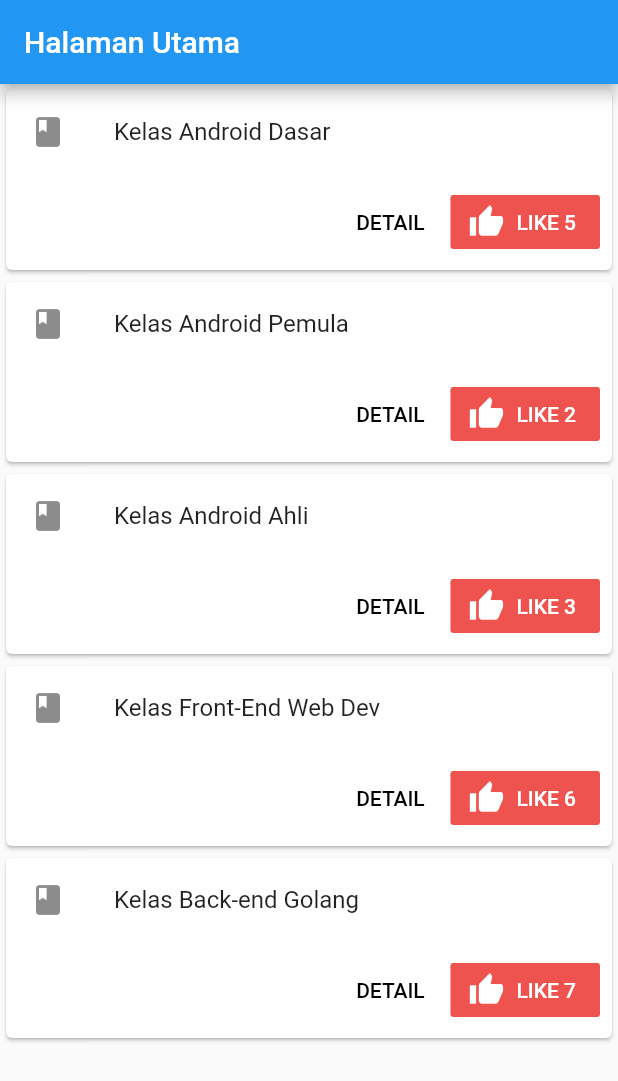
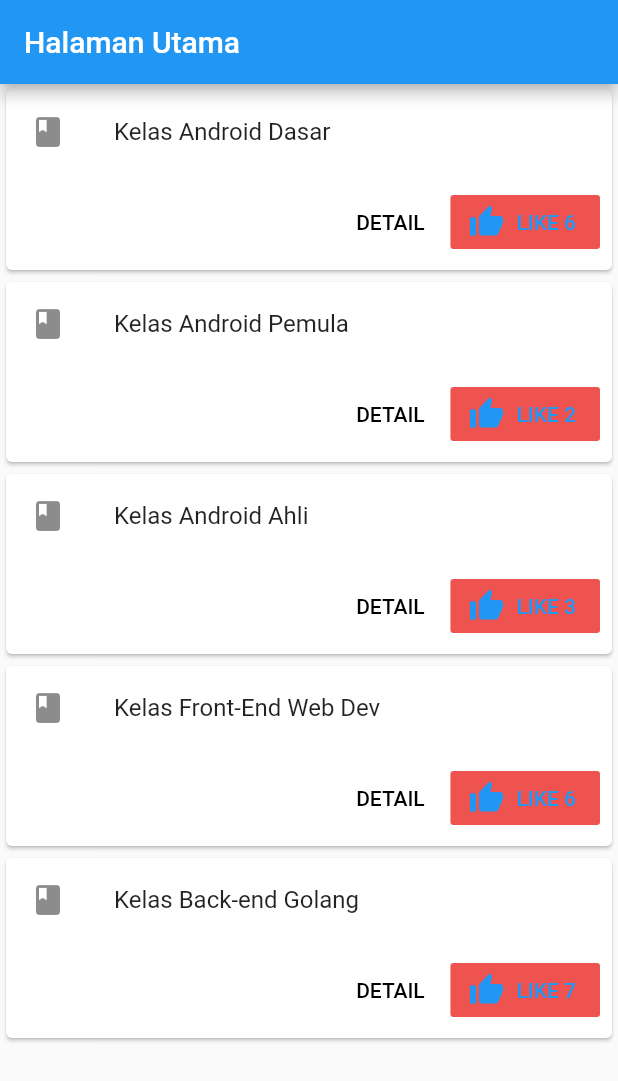
Before and after one commit to TangguhDP/Lihat-Kursus, a Flutter app: the screen it shows after launch, after a tap on an icon or button, on a phone screen of 412 x 824 dp. Shown: the top 1081 px of the screen. Run offline on Flutter 3.47's test engine with Material 2 defaults, Android fonts, the phone set to English and light mode, and no system bars.

Commit message:
Update main.dart
add fiture like and unlike

```diff
--- a/lib/main.dart
+++ b/lib/main.dart
@@ -29,7 +29,12 @@ class Courses {
   Courses(this.id, this.title, this.link, this.votes);
 }
 
-class MyHomePage extends StatelessWidget {
+class MyHomePage extends StatefulWidget {
+  @override
+  _MyHomePageState createState() => _MyHomePageState();
+}
+
+class _MyHomePageState extends State<MyHomePage> {
   List coursesList = [
     Courses(1, 'Kelas Android Dasar', 'www.youtube.com', 5),
     Courses(2, 'Kelas Android Pemula', 'www.youtube.com', 2),
@@ -37,7 +42,9 @@ class MyHomePage extends StatelessWidget {
     Courses(4, 'Kelas Front-End Web Dev', 'www.youtube.com', 6),
     Courses(5, 'Kelas Back-end Golang', 'www.youtube.com', 7),
   ];
-
+  static const nonActiveColor = Colors.white;
+  static const activeColor = Colors.blue;
+  bool isClicked = false;
   @override
   Widget build(BuildContext context) {
     return Scaffold(
@@ -63,10 +70,31 @@ class MyHomePage extends StatelessWidget {
                           onPressed: () {/* ... */},
                         ),
                         FlatButton.icon(
-                          icon: Icon(Icons.thumb_up),
-                          label: Text('LIKE ' + course.votes.toString()),
+                          icon: Icon(
+                            Icons.thumb_up,
+                            color: isClicked == true
+                                ? activeColor
+                                : nonActiveColor,
+                          ),
+                          label: Text(
+                            'LIKE ' + course.votes.toString(),
+                            style: TextStyle(
+                                color: isClicked == true
+                                    ? activeColor
+                                    : nonActiveColor),
+                          ),
                           color: Colors.red[400],
-                          onPressed: () {/* ... */},
+                          onPressed: () {
+                            setState(() {
+                              if (isClicked == false) {
+                                isClicked = true;
+                                course.votes++;
+                              } else {
+                                isClicked = false;
+                                course.votes--;
+                              }
+                            });
+                          },
                         ),
                       ],
                     )
```
